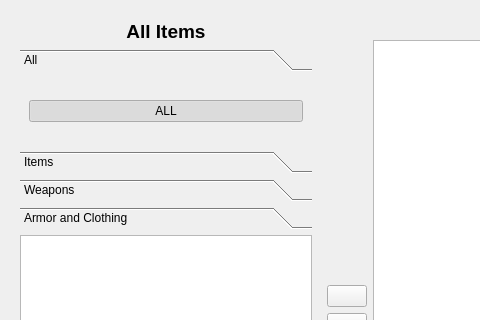
The window that Storage.ui (mcondarelli/DDDAedit) describes before a commit, drawn with Qt 5; both pictures show x 0 to 480 and y 0 to 320 of the 693 by 669 pixel window.
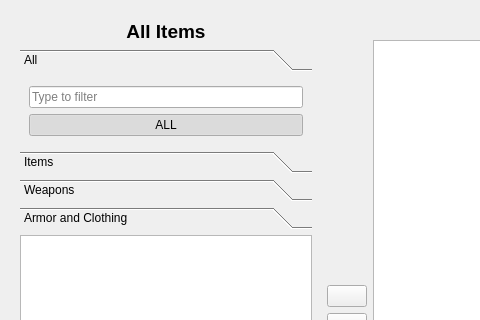
The same window after the commit. Icons and pictures are not drawn.

Commit message: Item sort and filter support.

```diff
--- a/Storage.ui
+++ b/Storage.ui
@@ -64,15 +64,15 @@
              <rect>
               <x>0</x>
               <y>0</y>
-              <width>300</width>
-              <height>68</height>
+              <width>286</width>
+              <height>74</height>
              </rect>
             </property>
             <attribute name="label">
              <string>All</string>
             </attribute>
             <layout class="QGridLayout" name="gridLayout_5">
-             <item row="0" column="0">
+             <item row="1" column="0">
               <widget class="QPushButton" name="b_all">
                <property name="text">
                 <string>ALL</string>
@@ -88,6 +88,16 @@
                </property>
               </widget>
              </item>
+             <item row="0" column="0">
+              <widget class="QLineEdit" name="filter">
+               <property name="placeholderText">
+                <string>Type to filter</string>
+               </property>
+               <property name="clearButtonEnabled">
+                <bool>true</bool>
+               </property>
+              </widget>
+             </item>
             </layout>
            </widget>
            <widget class="QWidget" name="page_2">
```
The commit also changes 2 other files.
